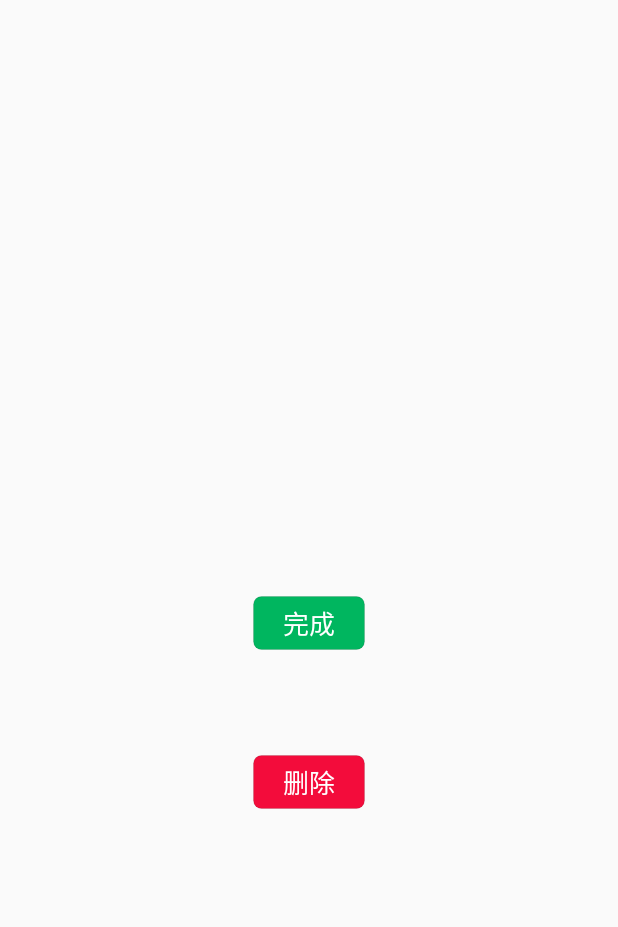
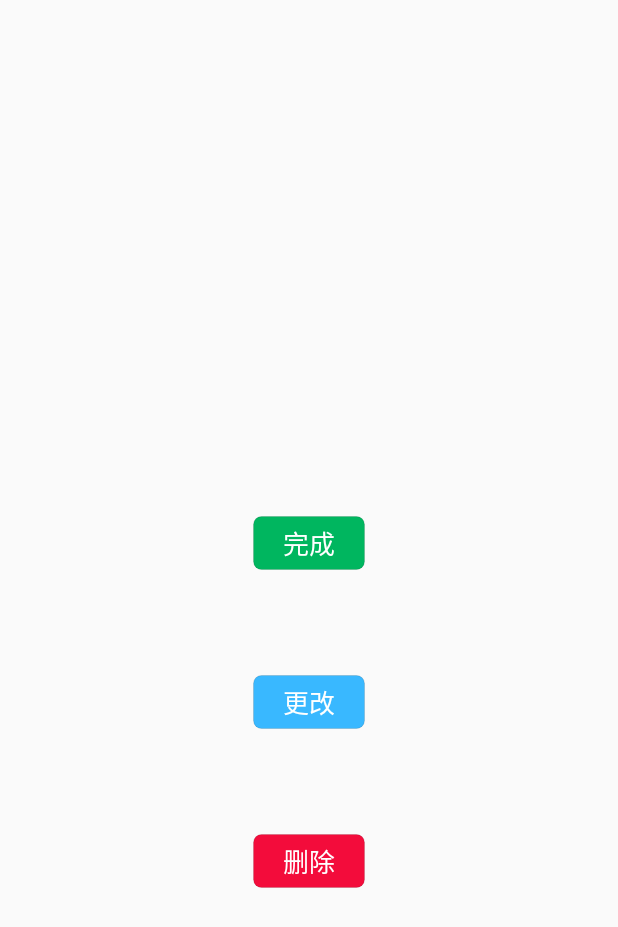
Before and after one commit to sisucon/LoopDaily, an Android app: the PlanEventDetailActivity screen opened directly, with no data from a screen before it, on a phone screen of 412 x 824 dp. Shown: the top 927 px of the screen. Run offline under Robolectric (Android 15) with nearby library versions, the phone set to English and light mode, and no system bars; our stand-ins replace ButterKnife, CircleImageView; libraries missing offline, so code that uses them is left out: es.dmoral.toasty, org.litepal, org.litepal.extension; 12 statements that could not run were skipped.

Commit message:
增加计划详情的相应事件

```diff
--- a/app/build.gradle
+++ b/app/build.gradle
@@ -12,8 +12,8 @@ android {
         applicationId "com.example.loopdaily"
         minSdkVersion 23
         targetSdkVersion 28
-        versionCode 3
-        versionName "1.2"
+        versionCode 4
+        versionName "1.3"
         testInstrumentationRunner "androidx.test.runner.AndroidJUnitRunner"
     }
     compileOptions {
--- a/app/src/main/java/com/sisucon/loopdaily/Fragment/TodayFragment.kt
+++ b/app/src/main/java/com/sisucon/loopdaily/Fragment/TodayFragment.kt
@@ -157,9 +157,6 @@ class TodayFragment : Fragment() {
                     index++
                     while (temp/it.loopTime>=1){
                         temp -= it.loopTime
-                        Log.d("temp",""+temp)
-                        Log.d("id",""+it._id)
-                        PlanEventDB(startTime.time+it.loopTime+it._id,Date(startTime.time+it.loopTime),it._id,false,true,Date(it.loopTime),it.name,it.isLoop).save()
                         timelinemodelList.add(TimeLineModel(it.name,Date(startTime.time+it.loopTime),if (it.isFinish)OrderStatus.ACTIVE else OrderStatus.INACTIVE,"",it._id,planEventDB._id,1))
                         startTime = Date(startTime.time+it.loopTime)
                         index++
--- a/app/src/main/java/com/sisucon/loopdaily/Util/DataClass.kt
+++ b/app/src/main/java/com/sisucon/loopdaily/Util/DataClass.kt
@@ -5,7 +5,7 @@ import java.util.*
 
 data class TimeLineModel(var name:String,var date: Date,var mstatus:OrderStatus,var place:String,var id: Long,var eventId:Long,var type : Int)
 data class ActionClassModel(var id : Long,var name:String,var type:Int,var imageName:String,var loopTime:Long,var uploadTime:Int,var successTime:Int)
-data class PlanJson(var name:String ,var isLoop:Boolean,var loopTime:Long ,var startTime : Long,var isRemind : Boolean,var isFinish:Boolean)
+data class PlanJson(var name:String ,var isLoop:Boolean,var loopTime:Long ,var startTime : Long,var isRemind : Boolean,var isFinish:Boolean,var remoteId:Long?)
 data class PlanJsonRemote (
     var id:Long ,
     var name:String,
--- a/app/src/main/res/layout/plan_event_detail_layout.xml
+++ b/app/src/main/res/layout/plan_event_detail_layout.xml
@@ -22,15 +22,15 @@
 			android:background="@drawable/box_pad"
 			android:text="完成"/>
 
-	<!--<TextView-->
-		<!--android:id="@+id/event_change"-->
-		<!--android:layout_marginTop="70dp"-->
-		<!--android:layout_gravity="center"-->
-		<!--android:textColor="#ffff"-->
-		<!--android:textSize="17sp"-->
-		<!--android:layout_width="wrap_content" android:layout_height="wrap_content"-->
-		<!--android:background="@drawable/box_pad_blue"-->
-		<!--android:text="更改"/>-->
+	<TextView
+		android:id="@+id/event_change"
+		android:layout_marginTop="70dp"
+		android:layout_gravity="center"
+		android:textColor="#ffff"
+		android:textSize="17sp"
+		android:layout_width="wrap_content" android:layout_height="wrap_content"
+		android:background="@drawable/box_pad_blue"
+		android:text="更改"/>
 
 	<TextView
 			android:id="@+id/event_delete"
```
Also changed, not shown: app/src/main/java/com/sisucon/loopdaily/Activity/AddPlanActivity.kt (+54 -10 lines), app/src/main/java/com/sisucon/loopdaily/Activity/PlanEventDetailActivity.kt (+20 -2 lines).
